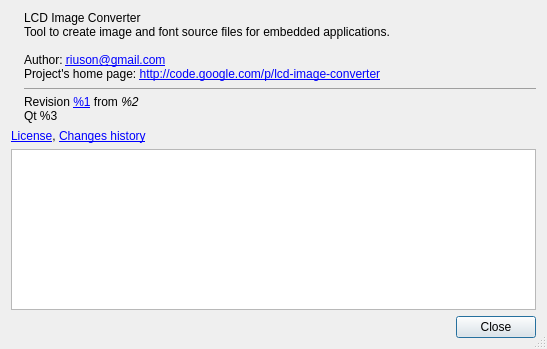
Qt form controls/dialogabout.ui (riuson/lcd-image-converter) before a commit.
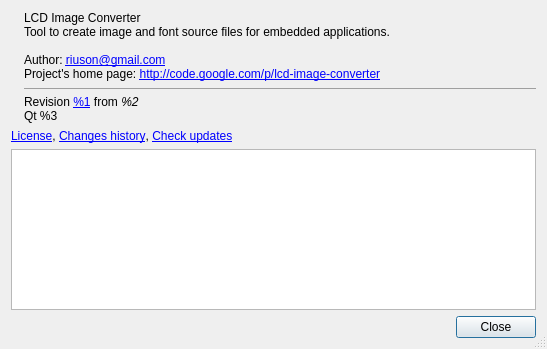
The same form after that commit. Icons and pictures are not drawn.

Commit message: Download history.xml from server and show in 'About' dialog.

What changed in the file:
```diff
--- a/controls/dialogabout.ui
+++ b/controls/dialogabout.ui
@@ -62,7 +62,8 @@
     <widget class="QLabel" name="labelLinks">
      <property name="text">
       <string>&lt;a href=&quot;license&quot;&gt;License&lt;/a&gt;, 
-&lt;a href=&quot;history&quot;&gt;Changes history&lt;/a&gt;</string>
+&lt;a href=&quot;history&quot;&gt;Changes history&lt;/a&gt;,
+&lt;a href=&quot;updates&quot;&gt;Check updates&lt;/a&gt;</string>
      </property>
     </widget>
    </item>
```
The commit also changes 3 other files.
